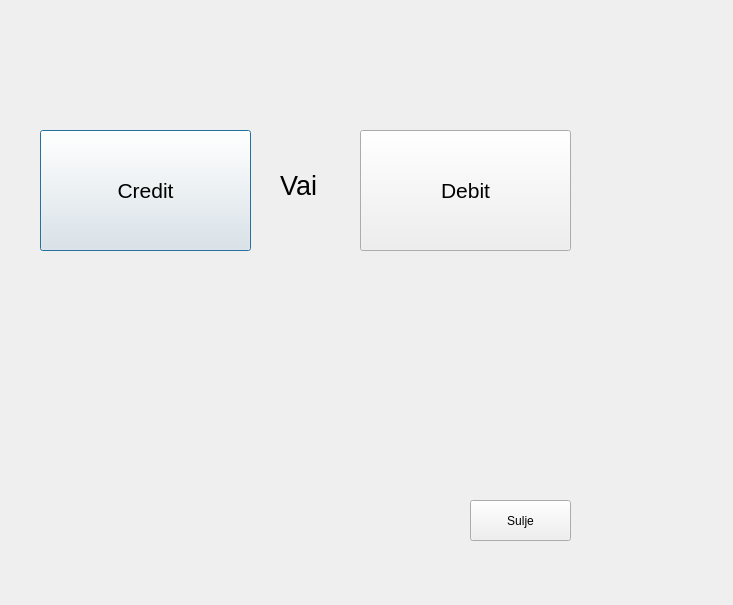
Old version of the form bankautomat/valinta.ui in the repository tvt21kmo-bank-project/group_11.
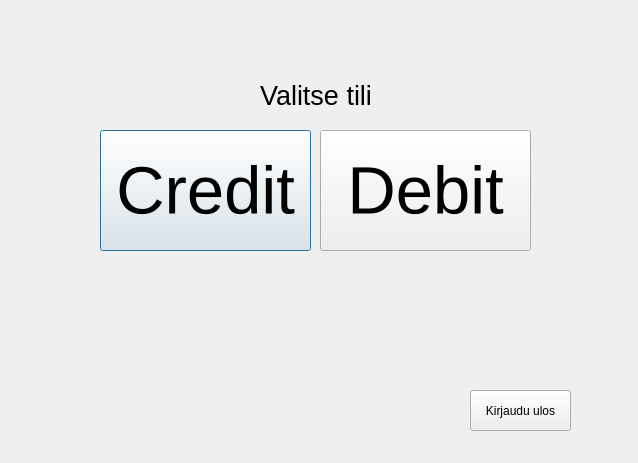
New version of the form.

```diff
--- a/bankautomat/valinta.ui
+++ b/bankautomat/valinta.ui
@@ -6,8 +6,8 @@
    <rect>
     <x>0</x>
     <y>0</y>
-    <width>733</width>
-    <height>605</height>
+    <width>638</width>
+    <height>463</height>
    </rect>
   </property>
   <property name="windowTitle">
@@ -16,7 +16,7 @@
   <widget class="QPushButton" name="btnCreditValinta">
    <property name="geometry">
     <rect>
-     <x>40</x>
+     <x>100</x>
      <y>130</y>
      <width>211</width>
      <height>121</height>
@@ -24,7 +24,7 @@
    </property>
    <property name="font">
     <font>
-     <pointsize>16</pointsize>
+     <pointsize>50</pointsize>
     </font>
    </property>
    <property name="text">
@@ -34,7 +34,7 @@
   <widget class="QPushButton" name="btnDebitValinta">
    <property name="geometry">
     <rect>
-     <x>360</x>
+     <x>320</x>
      <y>130</y>
      <width>211</width>
      <height>121</height>
@@ -42,7 +42,7 @@
    </property>
    <property name="font">
     <font>
-     <pointsize>16</pointsize>
+     <pointsize>50</pointsize>
     </font>
    </property>
    <property name="text">
@@ -53,21 +53,21 @@
    <property name="geometry">
     <rect>
      <x>470</x>
-     <y>500</y>
+     <y>390</y>
      <width>101</width>
      <height>41</height>
     </rect>
    </property>
    <property name="text">
-    <string>Sulje</string>
+    <string>Kirjaudu ulos</string>
    </property>
   </widget>
   <widget class="QLabel" name="label">
    <property name="geometry">
     <rect>
-     <x>280</x>
-     <y>170</y>
-     <width>61</width>
+     <x>260</x>
+     <y>80</y>
+     <width>121</width>
      <height>31</height>
     </rect>
    </property>
@@ -77,7 +77,7 @@
     </font>
    </property>
    <property name="text">
-    <string>Vai</string>
+    <string>Valitse tili</string>
    </property>
   </widget>
  </widget>
```
